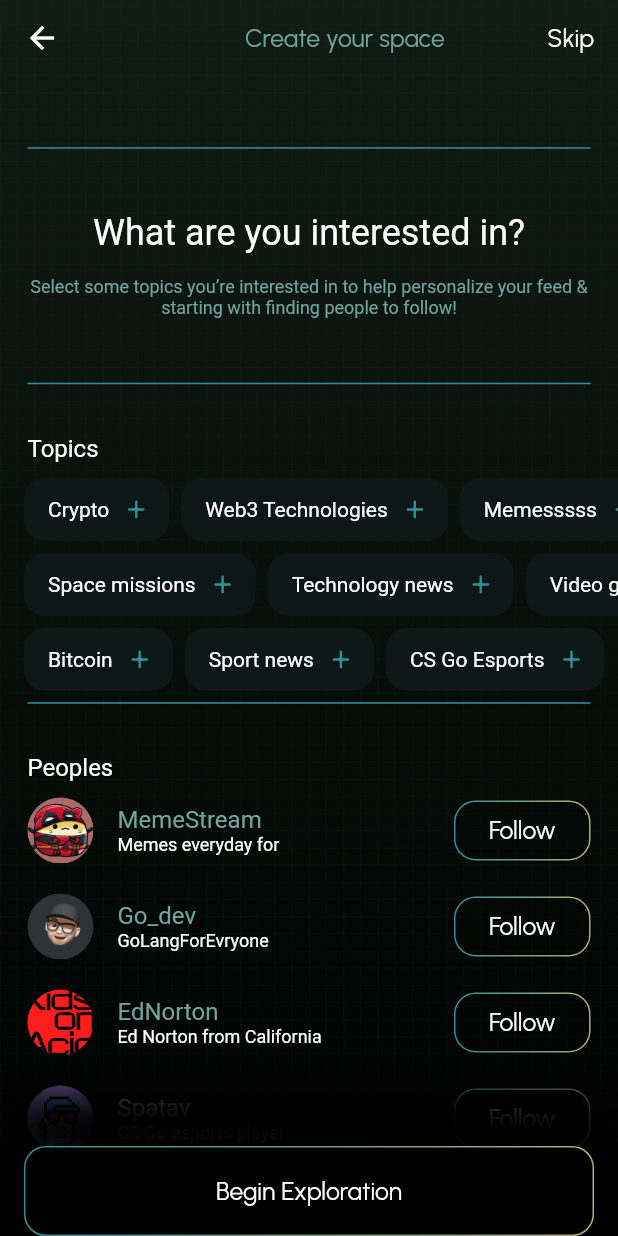
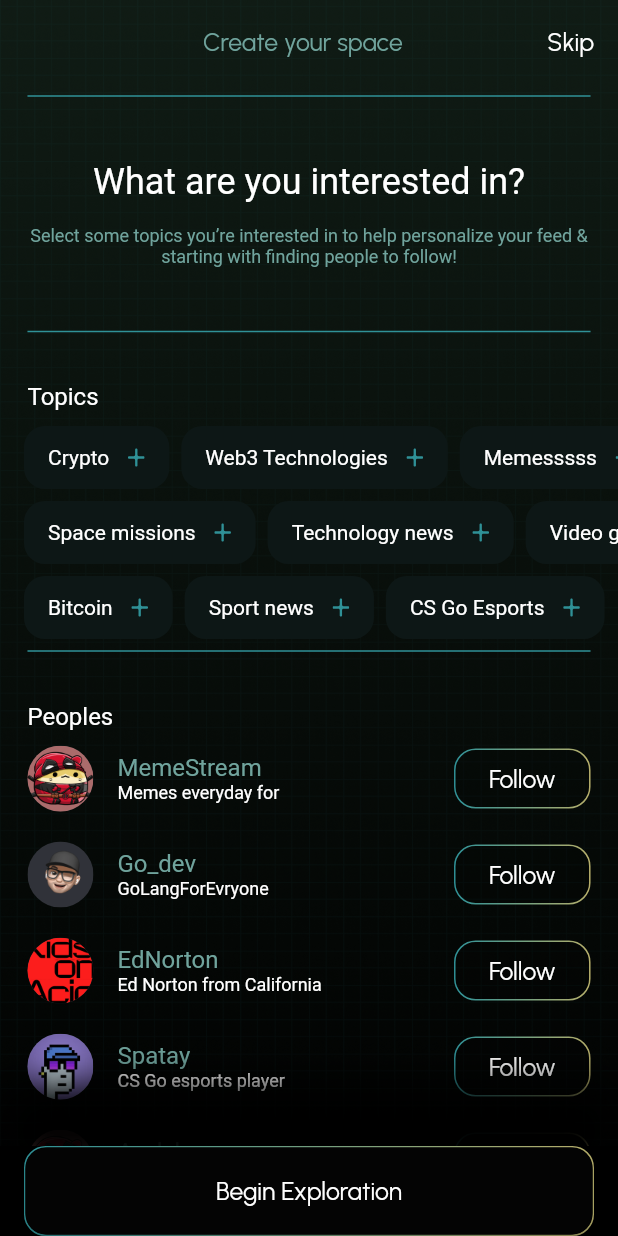
Before and after one commit to Spatay2000/neonyx, a Flutter app: the UserSpaceScreen screen opened directly, on a phone screen of 412 x 824 dp. Run offline on Flutter 3.47's test engine with Material 2 defaults, Android fonts, the phone set to English and light mode, and no system bars; our stand-ins replace bloc, carousel_slider, dots_indicator, equatable, flutter_bloc, flutter_native_splash and 8 more; missing offline and left inert: bip39, mobile_scanner; accounts and stored records are empty; project files that could hold a hidden picture were left out.

```diff
--- a/lib/features/common/my_flutter_app_icons.dart
+++ b/lib/features/common/my_flutter_app_icons.dart
@@ -24,5 +24,5 @@ class MyFlutterApp {
   static const IconData hub = IconData(0xe800, fontFamily: _kFontFam, fontPackage: _kFontPkg);
   static const IconData feed = IconData(0xe801, fontFamily: _kFontFam, fontPackage: _kFontPkg);
   static const IconData chat = IconData(0xe802, fontFamily: _kFontFam, fontPackage: _kFontPkg);
-  static const IconData vector = IconData(0xe803, fontFamily: _kFontFam, fontPackage: _kFontPkg);
+  static const IconData try5 = IconData(0xe804, fontFamily: _kFontFam, fontPackage: _kFontPkg);
 }
--- a/lib/features/index/index.dart
+++ b/lib/features/index/index.dart
@@ -62,7 +62,7 @@ class _IndexNeoState extends State<IndexNeo> {
         inactiveColorPrimary: NeoColors.navBarInActiveColor,
       ),
       PersistentBottomNavBarItem(
-        icon: const Icon(MyFlutterApp.vector),
+        icon: const Icon(MyFlutterApp.try5),
         title: "Home",
         textStyle: GoogleFonts.urbanist(
             fontSize: 12.sp,
--- a/lib/features/user_space/user_space_screen.dart
+++ b/lib/features/user_space/user_space_screen.dart
@@ -9,6 +9,7 @@ import 'package:neonyx/domain/entity/user_entity.dart';
 import 'package:neonyx/features/common/neo_button.dart';
 import 'package:neonyx/features/common/neo_colors.dart';
 import 'package:neonyx/features/common/neo_scaffold.dart';
+import 'package:neonyx/features/index/index.dart';
 import 'package:neonyx/features/user_space/bloc/user_space_bloc.dart';
 import 'package:neonyx/features/user_space/bloc/user_space_event.dart';
 import 'package:neonyx/features/user_space/bloc/user_space_state.dart';
@@ -56,10 +57,11 @@ class _UserSpaceScreenState extends State<UserSpaceScreen> {
     return BlocProvider.value(
       value: _userSpaceBloc,
       child: NeoScaffold(
-        appBar: PreferredSize(
-          preferredSize: const Size.fromHeight(50),
-          child: AppBar(
+        body: NestedScrollView(
+          headerSliverBuilder: (context, innerBoxIsScrolled) => [
+            SliverAppBar(
               elevation: 0,
+              forceElevated: true,
               centerTitle: true,
               title: Row(
                 children: [
@@ -85,15 +87,12 @@ class _UserSpaceScreenState extends State<UserSpaceScreen> {
                 ],
               ),
               backgroundColor: Colors.transparent,
-          ),
-        ),
+            )
+          ],
           body: SingleChildScrollView(
             child: Padding(
               padding: EdgeInsets.only(
-              // left: 16.w,
-              // right: 16.w,
                 bottom: 42.h,
-              top: 88.h,
               ),
               child: Column(
                 mainAxisAlignment: MainAxisAlignment.start,
@@ -157,6 +156,7 @@ class _UserSpaceScreenState extends State<UserSpaceScreen> {
               ),
             ),
           ),
+        ),
         bottomNavigationBar: Container(
           decoration: const BoxDecoration(
             color: NeoColors.black,
@@ -171,11 +171,15 @@ class _UserSpaceScreenState extends State<UserSpaceScreen> {
               ),
             ],
           ),
-          child: const Padding(
+          child: Padding(
             padding: EdgeInsets.symmetric(
               horizontal: 16,
             ),
             child: CustomButton(
+              onPressed: () => Navigator.push(
+                  context,
+                  MaterialPageRoute(
+                      builder: (context) => IndexNeo(screenIndex: 1))),
               height: 60,
               width: double.infinity,
               title: "Begin Exploration",
--- a/lib/main.dart
+++ b/lib/main.dart
@@ -5,6 +5,8 @@ import 'package:flutter_screenutil/flutter_screenutil.dart';
 import 'package:neonyx/features/auth/screen/login.dart';
 
 import 'core/get_it/configurator.dart';
+import 'features/auth/screen/claim_username.dart';
+import 'features/user_space/user_space_screen.dart';
 
 void main() async {
   WidgetsBinding widgetsBinding = WidgetsFlutterBinding.ensureInitialized();
@@ -38,7 +40,7 @@ class MyApp extends StatelessWidget {
       designSize: const Size(360, 800),
       builder: (context, child) => MaterialApp(
         debugShowCheckedModeBanner: false,
-        home: LoginScreen(),
+        home: UserSpaceScreen(),
       ),
     );
   }
```
Also changed, not shown: assets/fonts/MyFlutterApp.ttf. Lines whose indentation alone changed are shown as unchanged.
